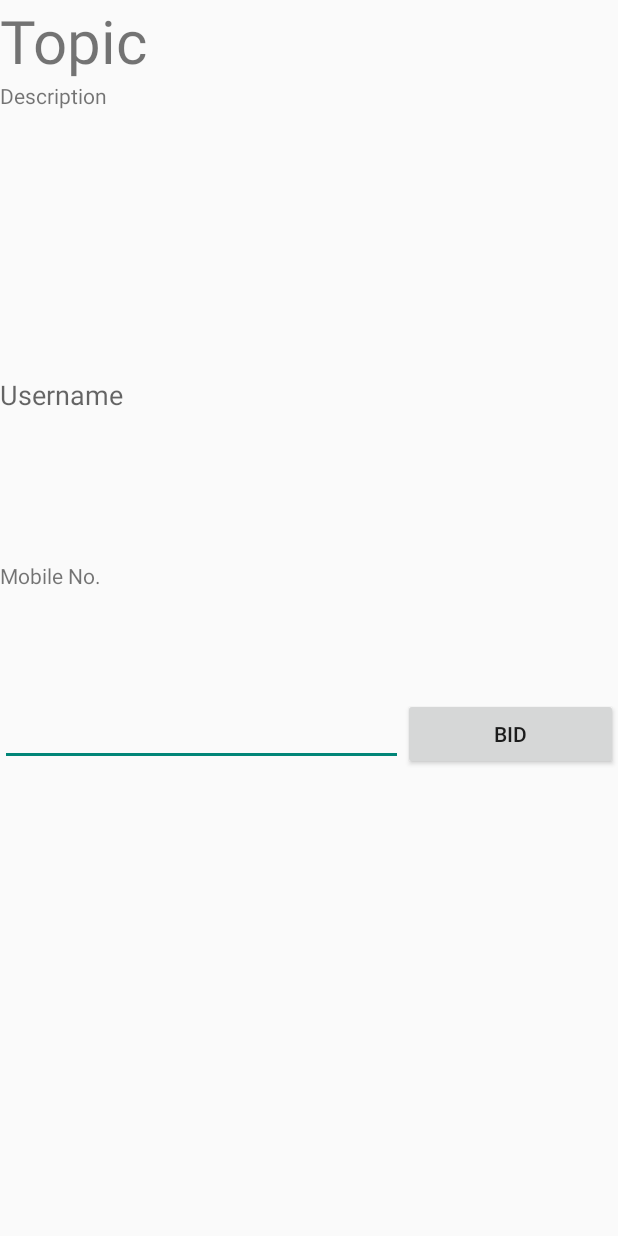
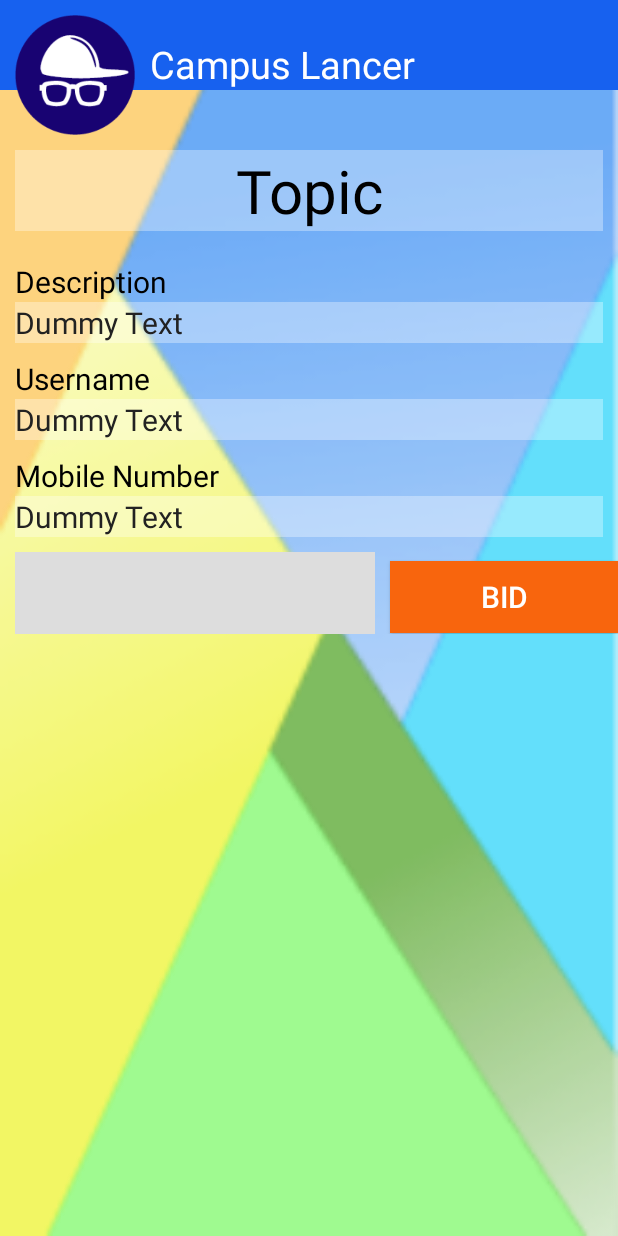
Before and after one commit to anshulshah96/CampusLancer, an Android app: the layout fragment_work_description.xml on its own in the app's theme, with its tools: preview values and no code run, on a phone screen of 412 x 824 dp. Run offline under Robolectric (Android 15) with nearby library versions, the phone set to English and light mode, and no system bars.

Commit message:
Work Description Designed, and corresponding String Resources Loaded...

```diff
--- a/app/src/main/java/com/aka/campuslancer/WorkDescriptionFragment.java
+++ b/app/src/main/java/com/aka/campuslancer/WorkDescriptionFragment.java
@@ -73,12 +73,12 @@ public class WorkDescriptionFragment extends Fragment {
         // Inflate the layout for this fragment
         View view = inflater.inflate(R.layout.fragment_work_description, container, false);
 
-        topicTv = (TextView) getView().findViewById(R.id.topictv);
-        descriptionTv= (TextView) getView().findViewById(R.id.descriptiontv);
-        usernameTv = (TextView) getView().findViewById(R.id.usernametv);
-        mobilenoTv = (TextView) getView().findViewById(R.id.mobilenotv);
-        bidValue = (EditText) getView().findViewById(R.id.bidvaluetv);
-        bidButton = (Button) getView().findViewById(R.id.bidbutton);
+        topicTv = (TextView) getView().findViewById(R.id.WorkDescriptionTopic);
+        descriptionTv= (TextView) getView().findViewById(R.id.WorkDescriptionFragmentDescription);
+        usernameTv = (TextView) getView().findViewById(R.id.WorkDescriptionFragmentUsername);
+        mobilenoTv = (TextView) getView().findViewById(R.id.WorkDescriptionFragmentMobileNumber);
+        bidValue = (EditText) getView().findViewById(R.id.BidValue);
+        bidButton = (Button) getView().findViewById(R.id.bidButton);
 
         topicTv.setText(WorkActivity.topic);
         descriptionTv.setText(WorkActivity.description);
--- a/app/src/main/res/layout/fragment_work_description.xml
+++ b/app/src/main/res/layout/fragment_work_description.xml
@@ -1,61 +1,166 @@
-<LinearLayout xmlns:android="http://schemas.android.com/apk/res/android"
+<RelativeLayout xmlns:android="http://schemas.android.com/apk/res/android"
     xmlns:tools="http://schemas.android.com/tools" android:layout_width="match_parent"
     android:layout_height="match_parent"
-    tools:context="com.aka.campuslancer.WorkDescriptionFragment"
-    android:orientation="vertical"
-    android:weightSum="1">
+    tools:context="com.aka.campuslancer.WorkDescriptionFragment">
+
+    <ImageView
+        android:layout_width="match_parent"
+        android:layout_height="match_parent"
+        android:background="@drawable/backgroundmain"
+        android:alpha="0.9" />
+
+    <TextView
+        android:id="@+id/Header"
+        android:layout_width="match_parent"
+        android:layout_height="60dp"
+        android:background="#1761ef"
+
+        android:paddingLeft="100dp"
+        android:paddingTop="25dp"
+        android:text="@string/Heading"
+        android:textSize="25sp"
+        android:textColor="#FFFFFF"/>
+
+    <ImageView
+        android:id="@+id/MainLogo"
+        android:background="@drawable/mainlogo"
+        android:layout_width="80dp"
+        android:layout_height="80dp"
+        android:layout_marginTop="10dp"
+        android:layout_marginLeft="10dp"/>
 
     <!-- TODO: Update blank fragment layout -->
     <TextView
+        android:id="@+id/WorkDescriptionTopic"
         android:layout_width="match_parent"
         android:layout_height="wrap_content"
-        android:text="Topic"
-        android:id="@+id/topictv"
-        android:textSize="40dp" />
+        android:layout_below="@id/MainLogo"
+        android:background="#55FFFFFF"
+
+        android:layout_margin="10dp"
+
+        android:text="@string/WorkDescriptionTopic"
+        android:textSize="40sp"
+        android:gravity="center"
+        android:textColor="#000000" />
 
     <TextView
-        android:layout_width="match_parent"
+        android:id="@+id/WorkDescriptionStaticDescription"
+        android:layout_width="fill_parent"
         android:layout_height="wrap_content"
-        android:textAppearance="?android:attr/textAppearanceSmall"
-        android:text="Description"
-        android:id="@+id/descriptiontv"
-        android:layout_weight="0.27" />
+        android:layout_below="@id/WorkDescriptionTopic"
+
+        android:layout_marginTop="10dp"
+        android:layout_marginLeft="10dp"
+        android:layout_marginRight="10dp"
+
+        android:text="@string/WorkDescriptionDescription"
+        android:textSize="20sp"
+        android:textColor="#000000"/>
 
     <TextView
-        android:layout_width="match_parent"
+        android:id="@+id/WorkDescriptionFragmentDescription"
+        android:layout_width="fill_parent"
         android:layout_height="wrap_content"
-        android:textAppearance="?android:attr/textAppearanceMedium"
-        android:text="Username"
-        android:id="@+id/usernametv"
-        android:layout_weight="0.15" />
+        android:layout_below="@id/WorkDescriptionStaticDescription"
+        android:background="#55FFFFFF"
+
+        android:layout_marginLeft="10dp"
+        android:layout_marginRight="10dp"
+
+        android:text="@string/WorkDescriptionDummy"
+        android:textAppearance="?android:attr/textAppearanceSmall"
+        android:textSize="20sp"
+        android:textColor="#222222" />
 
     <TextView
+        android:id="@+id/WorkDescriptionStaticUsername"
         android:layout_width="fill_parent"
         android:layout_height="wrap_content"
+        android:layout_below="@id/WorkDescriptionFragmentDescription"
+
+        android:layout_marginTop="10dp"
+        android:layout_marginLeft="10dp"
+        android:layout_marginRight="10dp"
+
+        android:text="@string/WorkDescriptionUserName"
+        android:textSize="20sp"
+        android:textColor="#000000"/>
+
+    <TextView
+        android:id="@+id/WorkDescriptionFragmentUsername"
+        android:layout_width="fill_parent"
+        android:layout_height="wrap_content"
+        android:layout_below="@id/WorkDescriptionStaticUsername"
+        android:background="#55FFFFFF"
+
+        android:layout_marginLeft="10dp"
+        android:layout_marginRight="10dp"
+
+        android:text="@string/WorkDescriptionDummy"
+        android:textAppearance="?android:attr/textAppearanceMedium"
+        android:textSize="20sp"
+        android:textColor="#222222" />
+
+    <TextView
+        android:id="@+id/WorkDescriptionStaticMobileNumber"
+        android:layout_width="fill_parent"
+        android:layout_height="wrap_content"
+        android:layout_below="@id/WorkDescriptionFragmentUsername"
+
+        android:layout_marginTop="10dp"
+        android:layout_marginLeft="10dp"
+        android:layout_marginRight="10dp"
+
+        android:text="@string/WorkDescriptionMobileNumber"
+        android:textSize="20sp"
+        android:textColor="#000000"/>
+
+    <TextView
+        android:id="@+id/WorkDescriptionFragmentMobileNumber"
+        android:layout_width="fill_parent"
+        android:layout_height="wrap_content"
+        android:layout_below="@id/WorkDescriptionStaticMobileNumber"
+        android:background="#55FFFFFF"
+
+        android:layout_marginLeft="10dp"
+        android:layout_marginRight="10dp"
+
+        android:text="@string/WorkDescriptionDummy"
         android:textAppearance="?android:attr/textAppearanceSmall"
-        android:text="Mobile No."
-        android:id="@+id/mobilenotv"
-        android:layout_weight="0.11" />
+        android:textSize="20sp"
+        android:textColor="#222222" />
 
     <LinearLayout
         android:orientation="horizontal"
         android:layout_width="fill_parent"
-        android:layout_height="wrap_content">
+        android:layout_height="wrap_content"
+        android:layout_below="@id/WorkDescriptionFragmentMobileNumber"
+        android:layout_marginTop="10dp">
 
         <EditText
-            android:layout_width="wrap_content"
+            android:id="@+id/BidValue"
+            android:layout_width="240dp"
             android:layout_height="wrap_content"
+            android:padding="10sp"
+
+            android:layout_marginLeft="10dp"
+            android:layout_marginRight="10dp"
+
             android:inputType="number"
-            android:ems="10"
-            android:id="@+id/bidvaluetv"
-            android:layout_weight="1" />
+            android:textSize="25sp"
+            android:background="#DDDDDD" />
 
         <Button
-            android:layout_width="wrap_content"
+            android:id="@+id/bidButton"
+            android:layout_width="fill_parent"
             android:layout_height="wrap_content"
-            android:text="Bid"
-            android:id="@+id/bidbutton"
-            android:layout_weight="1" />
+
+            android:text="@string/WorkDescriptionBid"
+            android:textSize="20sp"
+            android:textColor="#FFFFFF"
+            android:background="#F8650D"/>
+
     </LinearLayout>
 
-</LinearLayout>
+</RelativeLayout>
--- a/app/src/main/res/values/strings.xml
+++ b/app/src/main/res/values/strings.xml
@@ -25,14 +25,22 @@
     <string name="ProjectListHeading">Active Projects</string>
     <string name="SignUpDescription">Sign Up as a New User for free!</string>
 
-
+    <!-- Post Project for Hire Strings -->
     <string name="HireInfo">Post your project by filling out the information regarding the work you need to be done.</string>
     <string name="HireTopic">Topic:</string>
     <string name="HireDescription">Description:</string>
     <string name="HireInitialBid">Initial Bid:</string>
     <string name="HirePost">POST</string>
-    <string name="title_activity_work">Work</string>
+
+    <!-- Work Description Page Strings -->
+    <string name="WorkDescriptionTopic">Topic</string>
+    <string name="WorkDescriptionDescription">Description</string>
+    <string name="WorkDescriptionUserName">Username</string>
+    <string name="WorkDescriptionMobileNumber">Mobile Number</string>
+    <string name="WorkDescriptionBid">BID</string>
+    <string name="WorkDescriptionDummy">Dummy Text</string>
 
 <!-- TODO: Remove or change this placeholder text -->
     <string name="hello_blank_fragment">Hello blank fragment</string>
+    <string name="title_activity_work">Hello Activity</string>
 </resources>
```
